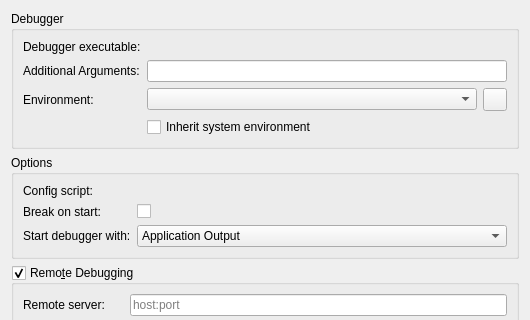
First picture: the form in debuggers/lldb/widgets/lldbconfigpage.ui, repository KDE/kdevelop, before the edit; both pictures show x 0 to 530 and y 0 to 320 of the 530 by 535 pixel window.
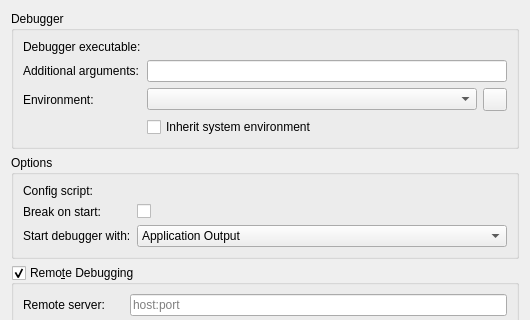
Second picture: the form after the edit. Custom widgets are drawn as their Qt base class.

Commit message:
Use sentence style capitalization with label texts of edit fields
Cmp. https://community.kde.org/KDE_Visual_Design_Group/HIG/Capitalization

The edit to the form file:
```diff
--- a/debuggers/lldb/widgets/lldbconfigpage.ui
+++ b/debuggers/lldb/widgets/lldbconfigpage.ui
@@ -37,7 +37,7 @@
       <item row="1" column="0">
        <widget class="QLabel" name="label_2">
         <property name="text">
-         <string>Additional Arguments:</string>
+         <string>Additional arguments:</string>
         </property>
        </widget>
       </item>
```
The commit also changes 6 other files.
